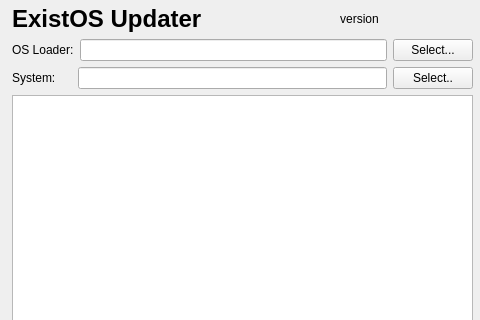
Above: mainwindow.ui from ExistOS-Team/ExistOS-Updater before the change; both pictures show x 0 to 480 and y 0 to 320 of the 480 by 620 pixel window. Below: the same form after it.
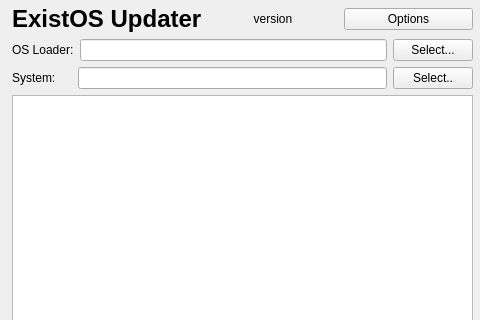
That is the form after the change.

```diff
--- a/mainwindow.ui
+++ b/mainwindow.ui
@@ -26,7 +26,7 @@
    <string>MainWindow</string>
   </property>
   <widget class="QWidget" name="centralwidget">
-   <widget class="QWidget" name="">
+   <widget class="QWidget" name="layoutWidget">
     <property name="geometry">
      <rect>
       <x>12</x>
@@ -69,6 +69,13 @@
              </property>
             </widget>
            </item>
+           <item>
+            <widget class="QPushButton" name="button_Option">
+             <property name="text">
+              <string>Options</string>
+             </property>
+            </widget>
+           </item>
           </layout>
          </item>
         </layout>
```
